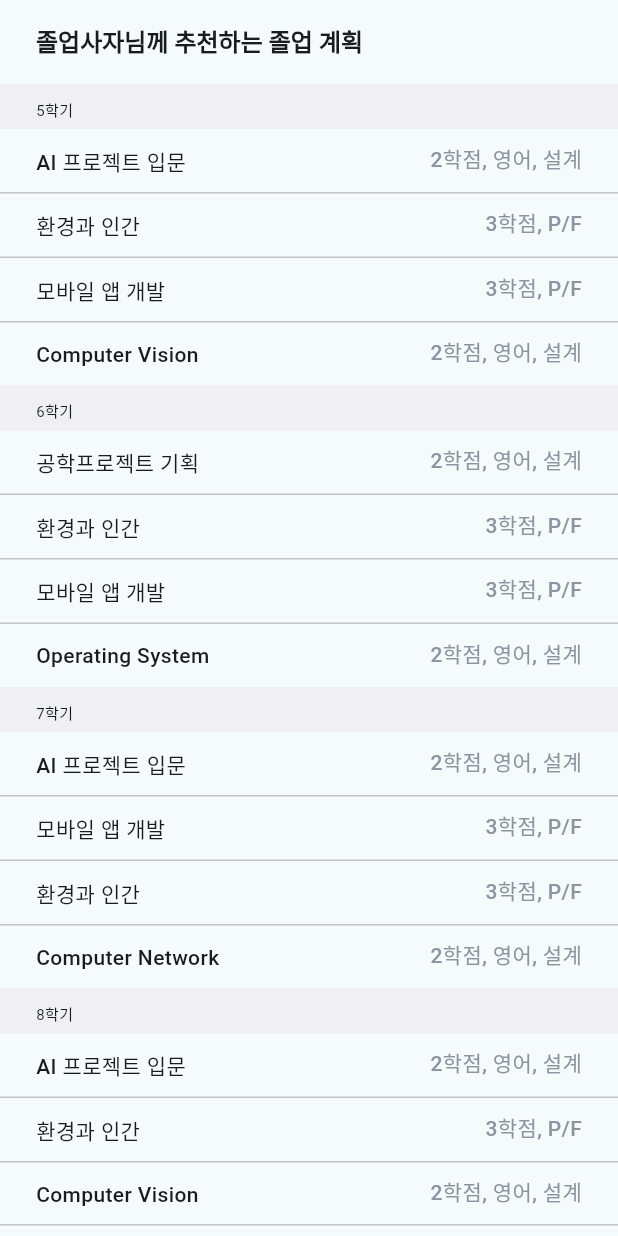
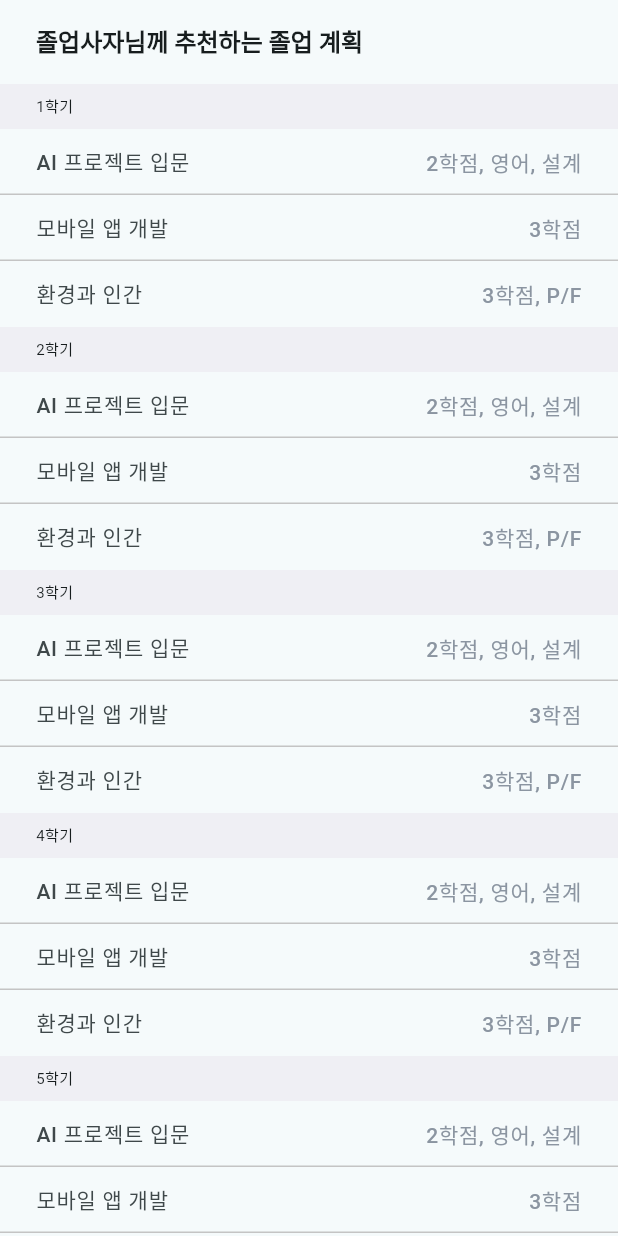
Before and after one commit to hanmo2000110/GraduationLion, a Flutter app: the RecommendPage screen opened by its route, on a phone screen of 412 x 824 dp. Run offline on Flutter 3.47's test engine with Material 2 defaults, Android fonts, the phone set to English and light mode, and no system bars; our stand-ins replace cloud_firestore, dots_indicator, firebase_auth, firebase_core, flutter_slidable, freezed_annotation and 2 more; accounts and stored records are empty.

Commit message:
recommend page listview builder 수정

```diff
--- a/lib/screen/mypage.dart
+++ b/lib/screen/mypage.dart
@@ -11,7 +11,6 @@ class MyPage extends StatefulWidget {
   State<MyPage> createState() => MyPageState();
 }
 
-class MyPageState extends State<MyPage> {
 List<Map<String, String>> myCourseList = [
   {
     'course': 'AI 프로젝트 입문',
@@ -27,6 +26,7 @@ class MyPageState extends State<MyPage> {
   },
 ];
 
+class MyPageState extends State<MyPage> {
   @override
   Widget build(BuildContext context) {
     return Scaffold(
@@ -223,7 +223,7 @@ Widget semesterWithAdd(int semester) {
 }
 
 Widget courseView(List myCourseList) {
-  return ListView.builder(
+  return ListView.separated(
       shrinkWrap: true,
       itemCount: myCourseList.length,
       itemBuilder: (context, i) {
@@ -244,6 +244,7 @@ Widget courseView(List myCourseList) {
                 height: 1.1),
           ),
         );
-      }
+      },
+      separatorBuilder: (BuildContext context, int index) => divider(),
   );
 }
--- a/lib/screen/recommend.dart
+++ b/lib/screen/recommend.dart
@@ -1,4 +1,5 @@
 import 'package:flutter/material.dart';
+import 'mypage.dart';
 
 class RecommendPage extends StatefulWidget {
   const RecommendPage({super.key});
@@ -6,17 +7,6 @@ class RecommendPage extends StatefulWidget {
   @override
   State<RecommendPage> createState() => RecommendPageState();
 }
-
-List<String> courseDesc1 = [
-  '2학점',
-  '영어',
-  '설계',
-];
-
-List<String> courseDesc2 = [
-  '3학점',
-  'P/F',
-];
 
 class RecommendPageState extends State<RecommendPage> {
   @override
@@ -44,44 +34,40 @@ class RecommendPageState extends State<RecommendPage> {
           Column(
             mainAxisAlignment: MainAxisAlignment.start,
             children: <Widget>[
-              semesterTitle('5'),
-              courseInfo('AI 프로젝트 입문', courseDesc1),
-              divider(),
-              courseInfo('환경과 인간', courseDesc2),
-              divider(),
-              courseInfo('모바일 앱 개발', courseDesc2),
-              divider(),
-              courseInfo('Computer Vision', courseDesc1),
-              semesterTitle('6'),
-              courseInfo('공학프로젝트 기획', courseDesc1),
-              divider(),
-              courseInfo('환경과 인간', courseDesc2),
-              divider(),
-              courseInfo('모바일 앱 개발', courseDesc2),
-              divider(),
-              courseInfo('Operating System', courseDesc1),
-              semesterTitle('7'),
-              courseInfo('AI 프로젝트 입문', courseDesc1),
-              divider(),
-              courseInfo('모바일 앱 개발', courseDesc2),
-              divider(),
-              courseInfo('환경과 인간', courseDesc2),
-              divider(),
-              courseInfo('Computer Network', courseDesc1),
-              semesterTitle('8'),
-              courseInfo('AI 프로젝트 입문', courseDesc1),
-              divider(),
-              courseInfo('환경과 인간', courseDesc2),
-              divider(),
-              courseInfo('Computer Vision', courseDesc1),
-              divider(),
-              courseInfo('환경과 인간', courseDesc2),
+              for(int i=1 ; i<=8 ; i++)
+                recommendCourseInfo(i, myCourseList)
             ],
           ),
         ],
       ),
     );
   }
+}
+
+Widget recommendCourseInfo(int semester, List myCourseList){
+  return Column(
+    children: [
+      Stack(
+      alignment: AlignmentDirectional.center,
+      children: [
+        Container(
+          height: 30,
+          color: const Color(0xFFEFEFF4),
+        ),
+        Row(
+          crossAxisAlignment: CrossAxisAlignment.center,
+          children: [
+            Padding(
+              padding: const EdgeInsets.only(left: 24),
+              child: Text('$semester학기', style: const TextStyle(fontSize: 10)),
+            ),
+          ],
+        ),
+      ],
+    ),
+      courseView(myCourseList),
+    ],
+  );
 }
 
 Widget semesterTitle(String semester) {
```
Lines whose indentation alone changed are shown as unchanged.
